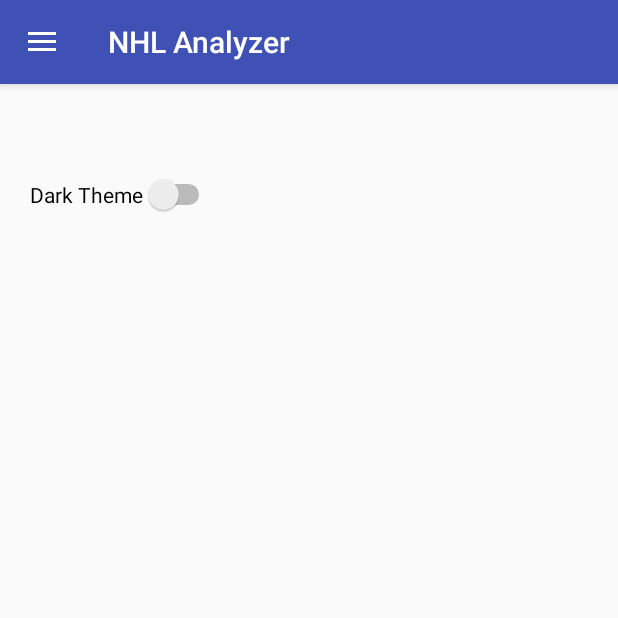
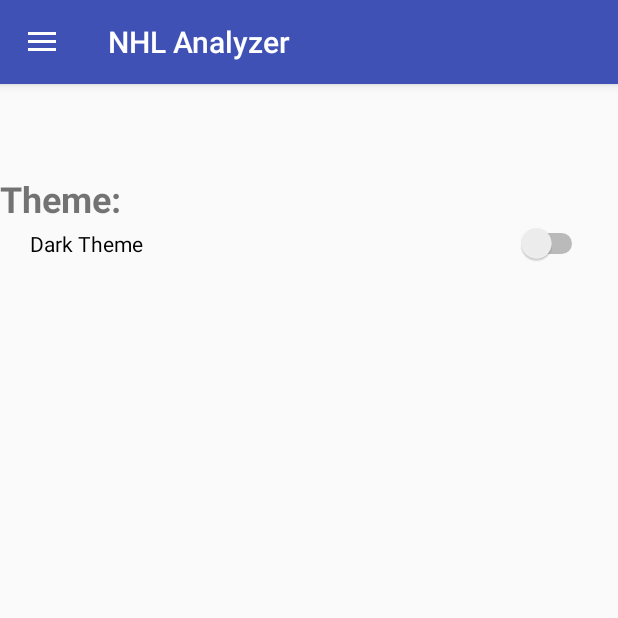
Before and after one commit to jcruz9678/NHL_Analyzer, an Android app: the fragment SettingsFragment placed in its activity, on a phone screen of 412 x 824 dp, the top half of it. Run offline under Robolectric (Android 15) with nearby library versions, the phone set to English and light mode, and no system bars; our stand-ins replace Picasso; pictures from the network do not load.

Commit message:
Fixed Dark Theme bug on About Stats page.

```diff
--- a/app/src/main/res/layout/about_stats_item.xml
+++ b/app/src/main/res/layout/about_stats_item.xml
@@ -15,7 +15,6 @@
             android:id="@+id/STitle"
             android:layout_width="wrap_content"
             android:layout_height="wrap_content"
-            android:textColor="@color/black"
             android:textSize="18sp"
             android:textStyle="bold" />
 
@@ -23,7 +22,6 @@
             android:id="@+id/SDescription"
             android:layout_width="wrap_content"
             android:layout_height="wrap_content"
-            android:textColor="@color/black"
             android:textSize="15sp" />
 
     </LinearLayout>
--- a/app/src/main/res/layout/settings_fragment.xml
+++ b/app/src/main/res/layout/settings_fragment.xml
@@ -8,16 +8,24 @@
 
     <LinearLayout
         android:layout_width="match_parent"
-        android:layout_height="match_parent">
+        android:layout_height="match_parent"
+        android:orientation="vertical">
+
+        <TextView
+            android:id="@+id/textView2"
+            android:layout_marginTop="60dp"
+            android:layout_width="match_parent"
+            android:layout_height="wrap_content"
+            android:text="@string/theme_text"
+            android:textSize="24sp"
+            android:textStyle="bold" />
 
         <Switch
             android:id="@+id/themeSwitch"
-            android:layout_width="wrap_content"
+            android:layout_width="match_parent"
             android:layout_height="wrap_content"
-            android:layout_marginTop="60dp"
             android:layout_marginHorizontal="20dp"
             android:text="@string/theme_switch" />
-
     </LinearLayout>
 
 </FrameLayout>
--- a/app/src/main/res/values/strings.xml
+++ b/app/src/main/res/values/strings.xml
@@ -98,4 +98,5 @@
     <string name="drawer_close">Close navigation drawer</string>
 
     <string name="theme_switch">Dark Theme</string>
+    <string name="theme_text">Theme:</string>
 </resources>
```
